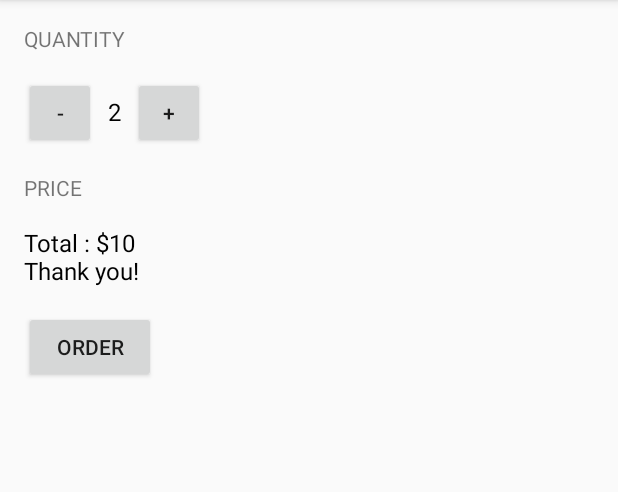
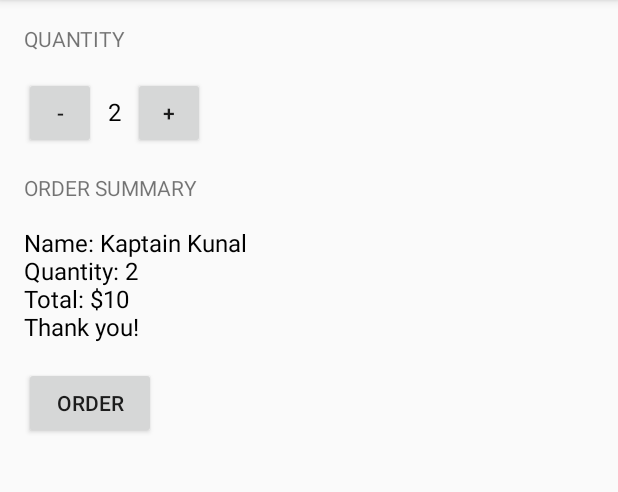
Before and after one commit to yordan-romeev/JustJava, an Android app: the screen it shows after launch (MainActivity), after a tap on "ORDER", on a phone screen of 412 x 824 dp, the part 84-576 px from its top. Run offline under Robolectric (Android 15) with nearby library versions, the phone set to English and light mode, and no system bars.

Commit message:
add new price calculation methods

```diff
--- a/app/src/main/java/com/example/android/justjava/MainActivity.java
+++ b/app/src/main/java/com/example/android/justjava/MainActivity.java
@@ -4,8 +4,6 @@ import android.os.Bundle;
 import android.support.v7.app.AppCompatActivity;
 import android.view.View;
 import android.widget.TextView;
-
-import java.text.NumberFormat;
 
 /**
  * This app displays an order form to order coffee.
@@ -23,41 +21,50 @@ public class MainActivity extends AppCompatActivity {
      * This method is called when the order button is clicked.
      */
     public void submitOrder(View view) {
-        String message = "Total : $" + quantity*5 + "\nThank you!";
+        int price =  calculatePrice();
+        String message = createOrderSummary(price);
         displayMessage(message);
+    }
+
+    /**
+     * Calculates the price of the order.
+     */
+    private int calculatePrice() {
+        int price = quantity * 5;
+        return price;
+    }
+
+    private String createOrderSummary(int price){
+        String message = "Name: Kaptain Kunal";
+        message += "\nQuantity: " + quantity;
+        message += "\nTotal: $" + calculatePrice();
+        message += "\nThank you!";
+        return message;
     }
 
     public void increment(View view) {
         quantity = quantity + 1;
-        display(quantity);
+        displayQuantity(quantity);
     }
 
     public void decrement(View view) {
         quantity = quantity - 1;
-        display(quantity);
+        displayQuantity(quantity);
     }
 
     /**
      * This method displays the given quantity value on the screen.
      */
-    private void display(int number) {
+    private void displayQuantity(int num) {
         TextView quantityTextView = (TextView) findViewById(R.id.quantity_text_view);
-        quantityTextView.setText("" + number);
-    }
-
-    /**
-     * This method displays the given price on the screen.
-     */
-    private void displayPrice(int number) {
-        TextView priceTextView = (TextView) findViewById(R.id.price_text_view);
-        priceTextView.setText(NumberFormat.getCurrencyInstance().format(number));
+        quantityTextView.setText("" + num);
     }
 
     /**
      * This method displays the given text on the screen.
      */
     private void displayMessage(String message) {
-        TextView priceTextView = (TextView) findViewById(R.id.price_text_view);
-        priceTextView.setText(message);
+        TextView orderSummaryTextView = (TextView) findViewById(R.id.order_summary_text_view);
+        orderSummaryTextView.setText(message);
     }
 }
--- a/app/src/main/res/layout/activity_main.xml
+++ b/app/src/main/res/layout/activity_main.xml
@@ -52,11 +52,11 @@
         android:layout_height="wrap_content"
         android:paddingBottom="16dp"
         android:paddingTop="16dp"
-        android:text="Price"
+        android:text="Order Summary"
         android:textAllCaps="true" />
 
     <TextView
-        android:id="@+id/price_text_view"
+        android:id="@+id/order_summary_text_view"
         android:layout_width="wrap_content"
         android:layout_height="wrap_content"
         android:text="$10"
--- a/build.gradle
+++ b/build.gradle
@@ -5,7 +5,7 @@ buildscript {
         jcenter()
     }
     dependencies {
-        classpath 'com.android.tools.build:gradle:2.1.0'
+        classpath 'com.android.tools.build:gradle:2.1.2'
 
         // NOTE: Do not place your application dependencies here; they belong
         // in the individual module build.gradle files
```
